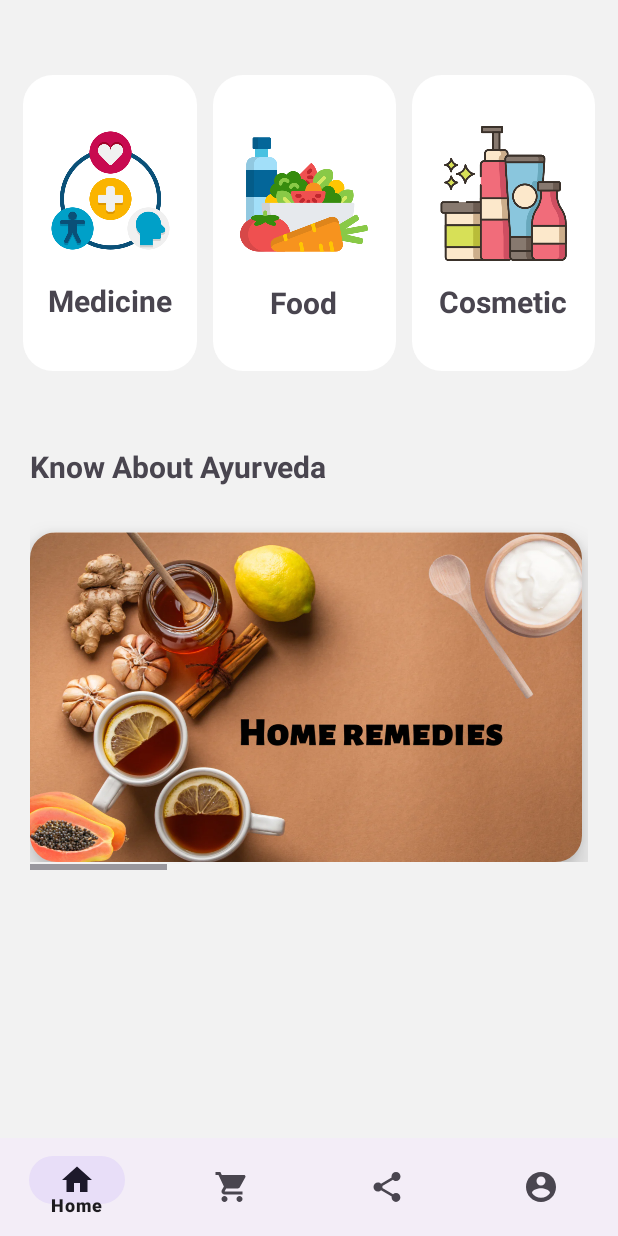
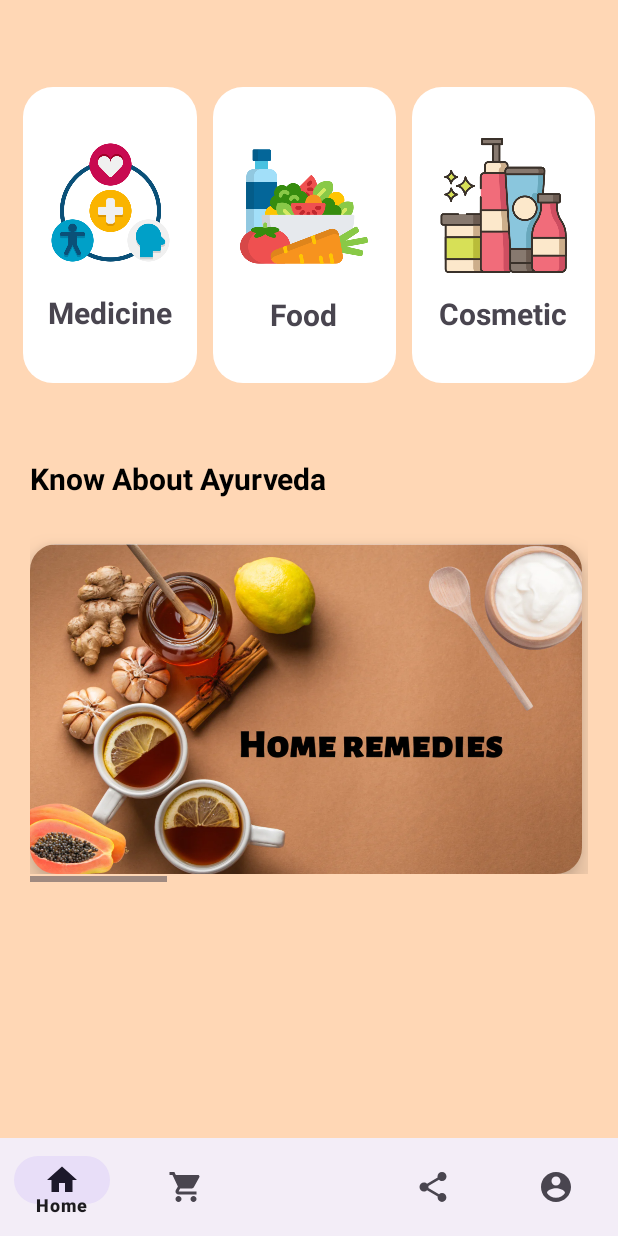
Before and after one commit to radheypatil6630/Ayurveda, an Android app: the homeActivity screen opened directly, with no data from a screen before it, on a phone screen of 412 x 824 dp. Run offline under Robolectric (Android 15) with nearby library versions, the phone set to English and light mode, and no system bars.

Commit message:
code for menu item

```diff
--- a/app/src/main/java/com/example/mrsayurveda/homeActivity.java
+++ b/app/src/main/java/com/example/mrsayurveda/homeActivity.java
@@ -4,24 +4,46 @@ package com.example.mrsayurveda;
 import android.content.Intent;
 import android.net.Uri;
 import android.os.Bundle;
+import android.view.Menu;
 import android.view.MenuItem;
 import android.view.View;
 import android.widget.ImageView;
 import android.widget.Toast;
-
+import androidx.appcompat.widget.Toolbar;
+import androidx.constraintlayout.widget.Guideline;
 import androidx.annotation.NonNull;
 import androidx.appcompat.app.AppCompatActivity;
 
+import com.example.mrsayurveda.databinding.HomePageBinding;
 import com.google.android.material.bottomnavigation.BottomNavigationView;
+import com.google.android.material.floatingactionbutton.FloatingActionButton;
 
-public class homeActivity extends AppCompatActivity {
-
+public class homeActivity extends AppCompatActivity implements BottomNavigationView.OnNavigationItemSelectedListener {
+//    private HomePageBinding homePageBinding;
     @Override
     protected void onCreate(Bundle savedInstanceState) {
         super.onCreate(savedInstanceState);
         setContentView(R.layout.home_page);
 
+
+
+        Toolbar toolbar=findViewById(R.id.toolbar);
+     setSupportActionBar(toolbar);
+
+
+        getSupportActionBar().setTitle("Ayurveda");
+
+        // Enable the home button for navigation
+        getSupportActionBar().setDisplayHomeAsUpEnabled(true);
+
         BottomNavigationView bottomNavigationView = findViewById(R.id.bottomNavigationView);
+        bottomNavigationView.setOnNavigationItemSelectedListener(homeActivity.this);
+//        bottomNavigationView.setOnNavigationItemSelectedListener(new BottomNavigationView.OnNavigationItemSelectedListener() {
+//            @Override
+//            public boolean onNavigationItemSelected(@NonNull MenuItem item) {
+//                return handleBottomNavigation(item.getItemId());
+//            }
+//        });
 
         ImageView medicalImageView = findViewById(R.id.imageView1);
         ImageView foodImageView = findViewById(R.id.imageView2);
@@ -83,42 +105,69 @@ public class homeActivity extends AppCompatActivity {
                 startActivity(intent);
             }
         });
+
+        // Update the FloatingActionButton constraint
+//        FloatingActionButton fab = findViewById(R.id.fab);
+//        fab.setOnClickListener(new View.OnClickListener() {
+//            @Override
+//            public void onClick(View v) {
+//                // Handle FAB click
+//            }
+//        });
     }
-    //explicit intent
-//    private void openWebPage(String url) {
-//        Intent intent = new Intent(Intent.ACTION_VIEW, Uri.parse(url));
-//        if (intent.resolveActivity(getPackageManager()) != null) {
-//            startActivity(intent);
-//        } else {
-//            Toast.makeText(this, "No application can handle this request", Toast.LENGTH_SHORT).show();
-//        }
-//    }
+
     private void navigateToProductList(String category) {
         Intent intent = new Intent(homeActivity.this, ProductListActivity.class);
         intent.putExtra("CATEGORY", category);
         startActivity(intent);
     }
 
+    // Inflate the menu; this adds items to the action bar if it is present.
+    @Override
+    public boolean onCreateOptionsMenu(Menu menu) {
+        getMenuInflater().inflate(R.menu.main_menu, menu);
+        return true;
+    }
+
+
 
     public boolean onNavigationItemSelected(@NonNull MenuItem item) {
         int id = item.getItemId();
         if (id == R.id.profile) {
             // Handle profile click
+            startActivity(new Intent(homeActivity.this,ProfileActivity.class));
+
             return true;
         } else if (id == R.id.product_History) {
             // Handle product history click
+            startActivity(new Intent(homeActivity.this,OrderHistoryActivity.class));
             return true;
         } else if (id == R.id.home) {
-            // Handle home click
-            return true;
+            // Handle home
+             onBackPressed();
+            startActivity(new Intent(homeActivity.this,homeActivity.class));
+
+                        return true;
+
         } else if (id == R.id.share) {
             // Handle share click
-            return true;
-        } else if (id == R.id.logout) {
-            // Handle logout click
-            Toast.makeText(this, "Logout done", Toast.LENGTH_SHORT).show();
+            startActivity(new Intent(homeActivity.this,ShareActivity.class));
             return true;
         }
+
         return false;
     }
+
+//
+//    public boolean onOptionsItemSelected(MenuItem item) {
+//        // Handle action bar item clicks here.
+//        int id = item.getItemId();
+//
+//        //noinspection SimplifiableIfStatement
+//        if (id == R.id.action_settings) {
+//            return true;
+//        }
+//
+//        return super.onOptionsItemSelected(item);
+//    }
 }
--- /dev/null
+++ b/app/src/main/res/drawable/baseline_add_24.xml
@@ -0,0 +1,5 @@
+<vector android:height="24dp" android:tint="#000000"
+    android:viewportHeight="24" android:viewportWidth="24"
+    android:width="24dp" xmlns:android="http://schemas.android.com/apk/res/android">
+    <path android:fillColor="@android:color/white" android:pathData="M19,13h-6v6h-2v-6H5v-2h6V5h2v6h6v2z"/>
+</vector>
--- a/app/src/main/res/layout/fragment_share.xml
+++ b/app/src/main/res/layout/activity_share.xml
@@ -1,9 +1,9 @@
 <?xml version="1.0" encoding="utf-8"?>
-<FrameLayout xmlns:android="http://schemas.android.com/apk/res/android"
+<androidx.constraintlayout.widget.ConstraintLayout xmlns:android="http://schemas.android.com/apk/res/android"
     xmlns:tools="http://schemas.android.com/tools"
     android:layout_width="match_parent"
     android:layout_height="match_parent"
-    tools:context=".ShareFragment">
+    tools:context=".ShareActivity">
 
     <!-- TODO: Update blank fragment layout -->
     <TextView
@@ -11,4 +11,4 @@
         android:layout_height="match_parent"
         android:text=" app" />
 
-</FrameLayout>
+</androidx.constraintlayout.widget.ConstraintLayout>
--- a/app/src/main/res/layout/home_page.xml
+++ b/app/src/main/res/layout/home_page.xml
@@ -1,10 +1,4 @@
 <?xml version="1.0" encoding="utf-8"?>
-
-
-    <!-- TODO: Update blank fragment layout -->
-
-
-
 
     <androidx.constraintlayout.widget.ConstraintLayout
         xmlns:android="http://schemas.android.com/apk/res/android"
@@ -13,21 +7,31 @@
         android:layout_height="match_parent"
         xmlns:app="http://schemas.android.com/apk/res-auto"
         tools:context=".homeActivity"
-        >
+         android:background="#ffd7b5">
+    <androidx.appcompat.widget.Toolbar
+        android:id="@+id/toolbar"
+        android:layout_width="match_parent"
+        android:layout_height="?attr/actionBarSize"
+        android:background="?attr/colorPrimary"
+        app:title="Ayurveda"
+        app:titleTextColor="#FFFFFF"
+        tools:ignore="MissingConstraints" />
 
     <ScrollView
+        android:id="@+id/scrollView2"
         android:layout_width="match_parent"
         android:layout_height="match_parent"
-            android:background="#F2F2F2"
         app:layout_constraintBottom_toBottomOf="parent"
         app:layout_constraintEnd_toEndOf="parent"
         app:layout_constraintStart_toStartOf="parent"
-            app:layout_constraintTop_toTopOf="parent">
+        app:layout_constraintTop_toTopOf="parent"
+        android:background="#ffd7b5">
 
         <LinearLayout
             android:layout_width="match_parent"
             android:layout_height="match_parent"
-                android:orientation="vertical">
+            android:orientation="vertical"
+            android:background="#ffd7b5">
 
             <androidx.constraintlayout.widget.ConstraintLayout
                 android:layout_width="match_parent"
@@ -38,7 +42,7 @@
                     android:id="@+id/linearLayout2"
                     android:layout_width="0dp"
                     android:layout_height="217dp"
-                        android:layout_marginTop="1dp"
+                    android:layout_marginTop="10dp"
                     android:orientation="horizontal"
                     android:padding="10dp"
                     app:layout_constraintBottom_toBottomOf="parent"
@@ -155,16 +159,16 @@
                             android:layout_width="107dp"
                             android:layout_height="match_parent"
                             android:layout_gravity="center"
+                            android:elevation="10dp"
                             android:paddingHorizontal="10dp"
-                                android:paddingVertical="10dp"
-                                android:elevation="10dp">
+                            android:paddingVertical="10dp">
 
                             <ImageView
                                 android:id="@+id/imageView3"
                                 android:layout_width="85dp"
                                 android:layout_height="90dp"
+                                android:scaleType="centerCrop"
                                 android:src="@drawable/cosmetic"
-                                    android:scaleType="centerCrop"
                                 app:layout_constraintBottom_toBottomOf="parent"
                                 app:layout_constraintEnd_toEndOf="parent"
                                 app:layout_constraintHorizontal_bias="0.483"
@@ -211,6 +215,7 @@
                         android:layout_height="wrap_content"
                         android:text="Know About Ayurveda"
                         android:textSize="20dp"
+                        android:textColor="@color/black"
                         android:textStyle="bold" />
 
                     <HorizontalScrollView
@@ -230,10 +235,10 @@
                                 android:layout_height="220dp"
                                 android:layout_marginTop="20dp"
                                 android:layout_marginRight="10dp"
-                                    app:shapeAppearanceOverlay="@style/circular"
+                                android:elevation="10dp"
                                 android:scaleType="centerCrop"
-                                    android:elevation="10dp"
-                                    android:src="@drawable/homeremedies" />
+                                android:src="@drawable/homeremedies"
+                                app:shapeAppearanceOverlay="@style/circular" />
 
                             <com.google.android.material.imageview.ShapeableImageView
                                 android:id="@+id/imageView4"
@@ -241,10 +246,10 @@
                                 android:layout_height="220dp"
                                 android:layout_marginTop="20dp"
                                 android:layout_marginRight="10dp"
-                                    app:shapeAppearanceOverlay="@style/circular"
+                                android:elevation="10dp"
                                 android:scaleType="centerCrop"
-                                    android:elevation="10dp"
-                                    android:src="@drawable/ayurvedichospital" />
+                                android:src="@drawable/ayurvedichospital"
+                                app:shapeAppearanceOverlay="@style/circular" />
 
                             <com.google.android.material.imageview.ShapeableImageView
                                 android:id="@+id/imageView6"
@@ -252,10 +257,10 @@
                                 android:layout_height="220dp"
                                 android:layout_marginTop="20dp"
                                 android:layout_marginRight="10dp"
-                                    app:shapeAppearanceOverlay="@style/circular"
+                                android:elevation="10dp"
                                 android:scaleType="centerCrop"
-                                    android:elevation="10dp"
-                                    android:src="@drawable/vedayurveda" />
+                                android:src="@drawable/vedayurveda"
+                                app:shapeAppearanceOverlay="@style/circular" />
 
 
                             <com.google.android.material.imageview.ShapeableImageView
@@ -264,12 +269,10 @@
                                 android:layout_height="220dp"
                                 android:layout_marginTop="20dp"
                                 android:layout_marginRight="10dp"
+                                android:elevation="10dp"
                                 android:scaleType="centerCrop"
-                                    android:elevation="10dp"
                                 android:src="@drawable/homeopathy"
                                 app:shapeAppearanceOverlay="@style/circular" />
-
-
 
 
                         </LinearLayout>
@@ -290,4 +293,40 @@
             app:layout_constraintHorizontal_bias="0.5"
             app:layout_constraintStart_toStartOf="parent"
             app:menu="@menu/main_menu"/>
+
+<!--    <com.google.android.material.floatingactionbutton.FloatingActionButton-->
+<!--        android:layout_width="wrap_content"-->
+<!--        android:layout_height="wrap_content"-->
+<!--        android:src="@drawable/baseline_add_24"-->
+<!--        android:tint="@color/black"-->
+<!--        android:layout_marginTop="750dp"-->
+<!--        app:layout_anchor="@id/bottomNavigationView"-->
+<!--        app:layout_anchorGravity="top|end"-->
+<!--        app:layout_constraintEnd_toEndOf="parent"-->
+<!--        app:layout_constraintStart_toStartOf="parent"-->
+<!--        app:layout_constraintTop_toTopOf="parent"-->
+<!--        app:maxImageSize="35dp"-->
+<!--        tools:ignore="MissingConstraints" />-->
+
+<!--    <com.google.android.material.floatingactionbutton.FloatingActionButton-->
+<!--        android:id="@+id/fab"-->
+<!--        android:layout_width="wrap_content"-->
+<!--        android:layout_height="wrap_content"-->
+<!--        android:layout_gravity="center_horizontal"-->
+<!--        android:src="@drawable/baseline_add_24"-->
+<!--        android:tint="@color/black"-->
+<!--        app:layout_constraintTop_toTopOf="@id/guideline_bottom_nav"-->
+<!--        app:layout_constraintStart_toStartOf="parent"-->
+<!--        app:layout_constraintEnd_toEndOf="parent"-->
+<!--        app:layout_constraintBottom_toBottomOf="parent"-->
+<!--        app:maxImageSize="35dp"-->
+<!--        tools:ignore="MissingConstraints" />-->
+<!--    <Guideline-->
+<!--        android:id="@+id/guideline_bottom_nav"-->
+<!--        android:layout_width="wrap_content"-->
+<!--        android:layout_height="wrap_content"-->
+<!--        android:orientation="horizontal"-->
+<!--        app:layout_constraintGuide_percent="0.9"-->
+<!--        tools:ignore="MissingConstraints" />-->
+
 </androidx.constraintlayout.widget.ConstraintLayout>
--- a/app/src/main/res/menu/main_menu.xml
+++ b/app/src/main/res/menu/main_menu.xml
@@ -10,6 +10,10 @@
     <item android:id="@+id/product_History"
         android:icon="@drawable/baseline_shopping_cart_24"
         android:title="Order_History" />
+
+    <item
+        android:id="@+id/addproduct"
+        android:title="" />
 
     <item
         android:id="@+id/share"
--- a/app/src/main/res/values/strings.xml
+++ b/app/src/main/res/values/strings.xml
@@ -1,5 +1,5 @@
 <resources>
-    <string name="app_name">Mrs Ayurveda</string>
+    <string name="app_name">Ayurveda</string>
     <string name="open">Close Navigation Drawer</string>
     <string name="close">Close Navigation Drawer</string>
     <!-- TODO: Remove or change this placeholder text -->
```
Also changed, not shown: app/src/main/AndroidManifest.xml (+13 -2 lines), app/src/main/java/com/example/mrsayurveda/OrderHistoryActivity.java (added, +32 -0 lines), app/src/main/java/com/example/mrsayurveda/ProductCartFragment.java (deleted, +0 -64 lines), app/src/main/java/com/example/mrsayurveda/ProductListActivity.java (+31 -12 lines), app/src/main/java/com/example/mrsayurveda/ProfileActivity.java (added, +88 -0 lines), app/src/main/java/com/example/mrsayurveda/ProfileFragment.java (deleted, +0 -157 lines), app/src/main/java/com/example/mrsayurveda/ShareActivity.java (added, +32 -0 lines), app/src/main/java/com/example/mrsayurveda/ShareFragment.java (deleted, +0 -64 lines), app/src/main/res/layout/activity_order.xml (added, +15 -0 lines), app/src/main/res/layout/activity_profile.xml (renamed from app/src/main/res/layout/fragment_profile.xml, +8 -12 lines), app/src/main/res/layout/fragment_product_cart.xml (deleted, +0 -15 lines), app/src/main/res/values/style.xml (+10 -0 lines). Lines whose indentation alone changed are shown as unchanged.
